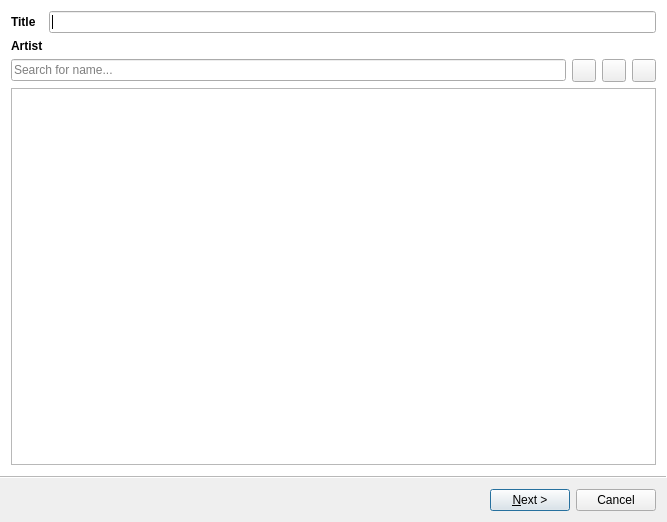
The window that app/resources/modules/karaoke/management.ui (xerp/projections) describes before a commit, drawn with Qt 5.
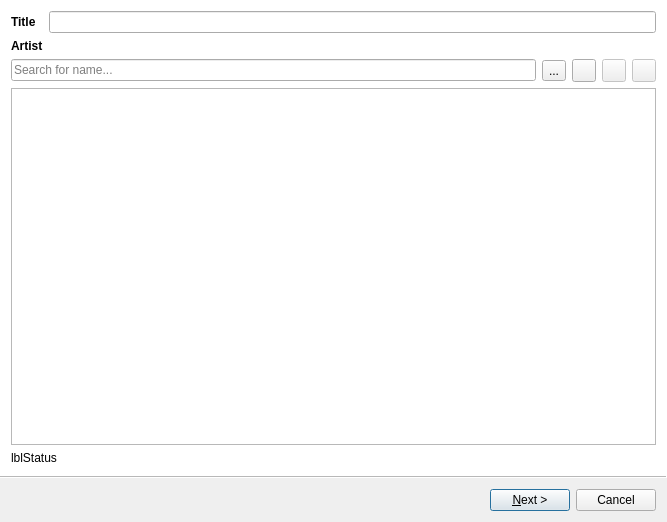
The same window after the commit. Icons and pictures are not drawn.

What changed in the file:
```diff
--- a/app/resources/modules/karaoke/management.ui
+++ b/app/resources/modules/karaoke/management.ui
@@ -20,7 +20,7 @@
    <enum>QWizard::AeroStyle</enum>
   </property>
   <property name="options">
-   <set>QWizard::NoBackButtonOnStartPage</set>
+   <set>QWizard::NoBackButtonOnStartPage|QWizard::NoDefaultButton</set>
   </property>
   <widget class="QWizardPage" name="wizardPage1">
    <layout class="QVBoxLayout" name="verticalLayout_2">
@@ -50,11 +50,21 @@
           </property>
          </widget>
         </item>
-        <item row="0" column="1" colspan="7">
+        <item row="6" column="0" colspan="5">
+         <widget class="QLineEdit" name="txtSearchArtist">
+          <property name="placeholderText">
+           <string>Search for name...</string>
+          </property>
+         </widget>
+        </item>
+        <item row="0" column="1" colspan="8">
          <widget class="QLineEdit" name="txtTitle"/>
         </item>
-        <item row="6" column="7">
+        <item row="6" column="8">
          <widget class="QToolButton" name="cmdDeleteArtist">
+          <property name="enabled">
+           <bool>false</bool>
+          </property>
           <property name="text">
            <string/>
           </property>
@@ -64,7 +74,7 @@
           </property>
          </widget>
         </item>
-        <item row="6" column="5">
+        <item row="6" column="6">
          <widget class="QToolButton" name="cmdAddArtist">
           <property name="text">
            <string/>
@@ -75,8 +85,11 @@
           </property>
          </widget>
         </item>
-        <item row="6" column="6">
+        <item row="6" column="7">
          <widget class="QToolButton" name="cmdEditArtist">
+          <property name="enabled">
+           <bool>false</bool>
+          </property>
           <property name="text">
            <string/>
           </property>
@@ -86,6 +99,13 @@
           </property>
          </widget>
         </item>
+        <item row="1" column="1" colspan="3">
+         <widget class="QLabel" name="lblArtistName">
+          <property name="text">
+           <string/>
+          </property>
+         </widget>
+        </item>
         <item row="1" column="0">
          <widget class="QLabel" name="label_2">
           <property name="sizePolicy">
@@ -105,10 +125,14 @@
           </property>
          </widget>
         </item>
-        <item row="6" column="0" colspan="5">
-         <widget class="QLineEdit" name="txtSearchArtist">
-          <property name="placeholderText">
-           <string>Search for name...</string>
+        <item row="6" column="5">
+         <widget class="QToolButton" name="cmdSearchArtist">
+          <property name="text">
+           <string>...</string>
+          </property>
+          <property name="icon">
+           <iconset resource="../core/resources.qrc">
+            <normaloff>:/main/icons/Go forward.png</normaloff>:/main/icons/Go forward.png</iconset>
           </property>
          </widget>
         </item>
@@ -117,7 +141,40 @@
      </layout>
     </item>
     <item>
-     <widget class="QListWidget" name="lstArtists"/>
+     <widget class="QTableWidget" name="lstArtists">
+      <property name="showGrid">
+       <bool>false</bool>
+      </property>
+      <property name="gridStyle">
+       <enum>Qt::NoPen</enum>
+      </property>
+      <attribute name="horizontalHeaderVisible">
+       <bool>false</bool>
+      </attribute>
+      <attribute name="horizontalHeaderStretchLastSection">
+       <bool>true</bool>
+      </attribute>
+      <attribute name="verticalHeaderVisible">
+       <bool>false</bool>
+      </attribute>
+      <column>
+       <property name="text">
+        <string>ID</string>
+       </property>
+      </column>
+      <column>
+       <property name="text">
+        <string>Name</string>
+       </property>
+      </column>
+     </widget>
+    </item>
+    <item>
+     <widget class="QLabel" name="lblStatus">
+      <property name="text">
+       <string>lblStatus</string>
+      </property>
+     </widget>
     </item>
    </layout>
   </widget>
```
Left out of the diff: 4 changed lines with no effect on the pictures.
